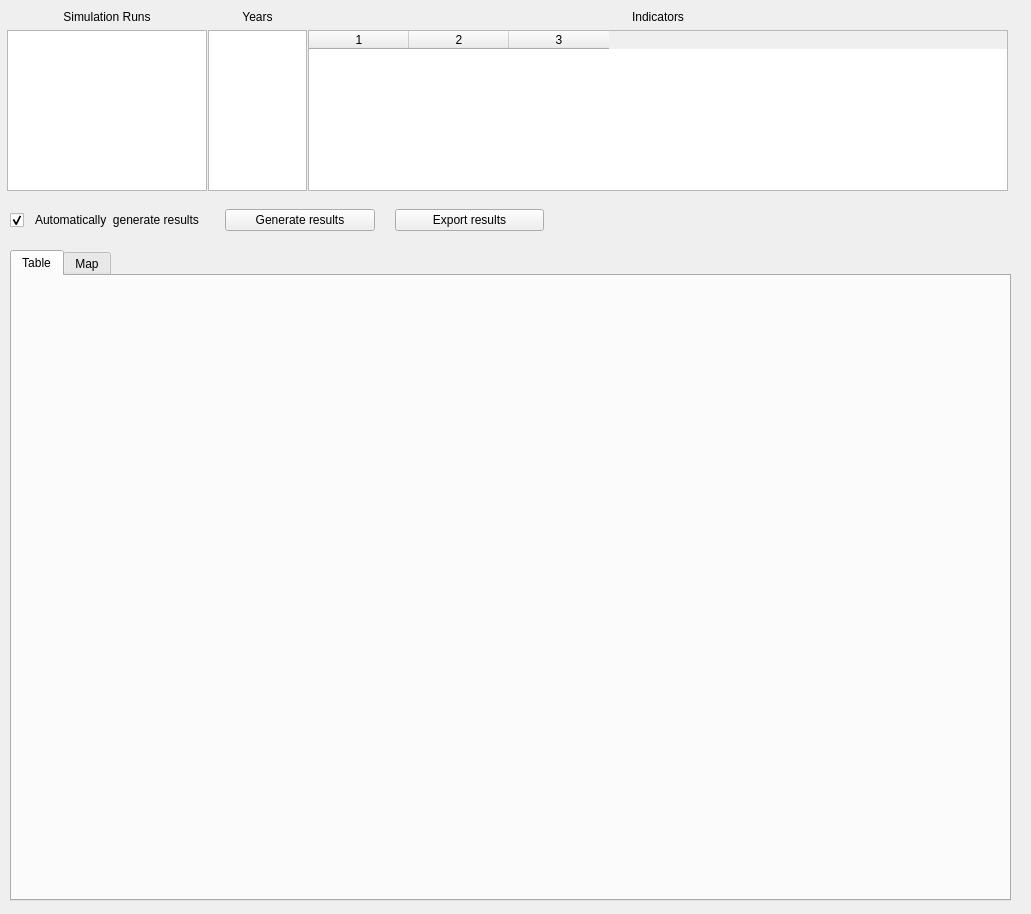
Qt form opus_gui/results/forms/results_browser_new.ui (psrc/urbansim) before a commit.
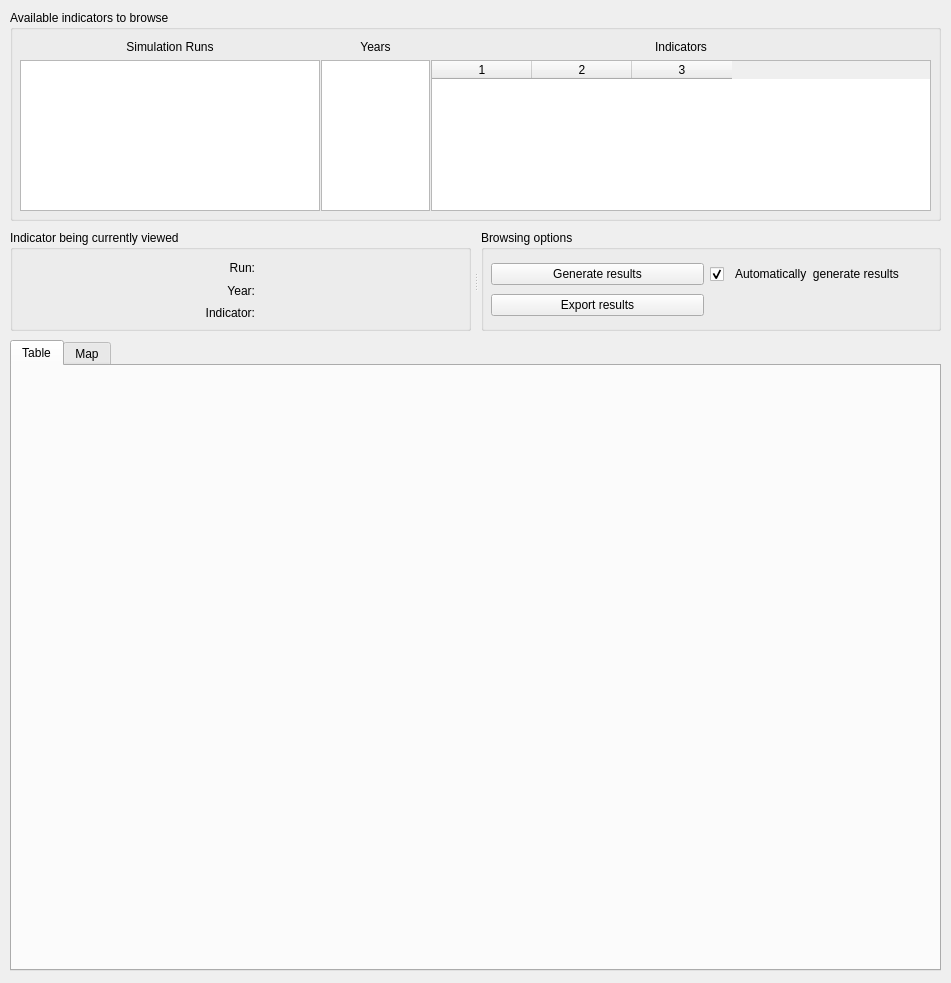
The same form after that commit.

```diff
--- a/opus_gui/results/forms/results_browser_new.ui
+++ b/opus_gui/results/forms/results_browser_new.ui
@@ -5,8 +5,8 @@
    <rect>
     <x>0</x>
     <y>0</y>
-    <width>1031</width>
-    <height>914</height>
+    <width>951</width>
+    <height>983</height>
    </rect>
   </property>
   <property name="sizePolicy" >
@@ -22,14 +22,23 @@
    <property name="geometry" >
     <rect>
      <x>10</x>
-     <y>250</y>
-     <width>1001</width>
-     <height>651</height>
+     <y>340</y>
+     <width>931</width>
+     <height>631</height>
     </rect>
    </property>
+   <property name="sizePolicy" >
+    <sizepolicy vsizetype="Expanding" hsizetype="MinimumExpanding" >
+     <horstretch>0</horstretch>
+     <verstretch>0</verstretch>
+    </sizepolicy>
+   </property>
    <property name="toolTip" >
     <string/>
    </property>
+   <property name="autoFillBackground" >
+    <bool>false</bool>
+   </property>
    <property name="currentIndex" >
     <number>0</number>
    </property>
@@ -38,8 +47,8 @@
      <rect>
       <x>0</x>
       <y>0</y>
-      <width>995</width>
-      <height>622</height>
+      <width>925</width>
+      <height>602</height>
      </rect>
     </property>
     <attribute name="title" >
@@ -60,58 +69,28 @@
     </attribute>
    </widget>
   </widget>
-  <widget class="QWidget" name="horizontalLayoutWidget" >
+  <widget class="QGroupBox" name="groupBox_3" >
    <property name="geometry" >
     <rect>
      <x>10</x>
-     <y>200</y>
-     <width>534</width>
-     <height>41</height>
-    </rect>
-   </property>
-   <layout class="QHBoxLayout" name="horizontalLayout" >
-    <property name="spacing" >
-     <number>20</number>
-    </property>
-    <item>
-     <widget class="QCheckBox" name="cbAutoGen" >
-      <property name="toolTip" >
-       <string/>
-      </property>
-      <property name="text" >
-       <string>  Automatically  generate results</string>
-      </property>
-      <property name="checked" >
-       <bool>true</bool>
-      </property>
-      <property name="tristate" >
-       <bool>false</bool>
-      </property>
-     </widget>
-    </item>
-    <item>
-     <widget class="QPushButton" name="pbnGenerateResults" >
-      <property name="text" >
-       <string>Generate results</string>
-      </property>
-     </widget>
-    </item>
-    <item>
-     <widget class="QPushButton" name="pbnExportResults" >
-      <property name="text" >
-       <string>Export results</string>
-      </property>
-     </widget>
-    </item>
-   </layout>
-  </widget>
-  <widget class="QSplitter" name="splitter" >
-   <property name="geometry" >
-    <rect>
-     <x>7</x>
      <y>10</y>
-     <width>1001</width>
-     <height>181</height>
+     <width>931</width>
+     <height>211</height>
+    </rect>
+   </property>
+   <property name="autoFillBackground" >
+    <bool>true</bool>
+   </property>
+   <property name="title" >
+    <string>Available indicators to browse</string>
+   </property>
+   <widget class="QSplitter" name="splitter" >
+    <property name="geometry" >
+     <rect>
+      <x>10</x>
+      <y>30</y>
+      <width>911</width>
+      <height>171</height>
     </rect>
    </property>
    <property name="orientation" >
@@ -124,6 +103,12 @@
     <layout class="QVBoxLayout" >
      <item>
       <widget class="QLabel" name="label" >
+        <property name="sizePolicy" >
+         <sizepolicy vsizetype="Preferred" hsizetype="MinimumExpanding" >
+          <horstretch>0</horstretch>
+          <verstretch>0</verstretch>
+         </sizepolicy>
+        </property>
        <property name="text" >
         <string>Simulation Runs</string>
        </property>
@@ -134,9 +119,15 @@
      </item>
      <item>
       <widget class="QListWidget" name="lstAvailableRuns" >
+        <property name="sizePolicy" >
+         <sizepolicy vsizetype="Expanding" hsizetype="MinimumExpanding" >
+          <horstretch>0</horstretch>
+          <verstretch>0</verstretch>
+         </sizepolicy>
+        </property>
        <property name="minimumSize" >
         <size>
-         <width>200</width>
+          <width>300</width>
          <height>0</height>
         </size>
        </property>
@@ -151,6 +142,12 @@
     <layout class="QVBoxLayout" name="verticalLayout" >
      <item>
       <widget class="QLabel" name="label_4" >
+        <property name="sizePolicy" >
+         <sizepolicy vsizetype="Preferred" hsizetype="MinimumExpanding" >
+          <horstretch>0</horstretch>
+          <verstretch>0</verstretch>
+         </sizepolicy>
+        </property>
        <property name="minimumSize" >
         <size>
          <width>25</width>
@@ -167,6 +164,12 @@
      </item>
      <item>
       <widget class="QListWidget" name="lstYears" >
+        <property name="sizePolicy" >
+         <sizepolicy vsizetype="Expanding" hsizetype="MinimumExpanding" >
+          <horstretch>0</horstretch>
+          <verstretch>0</verstretch>
+         </sizepolicy>
+        </property>
        <property name="minimumSize" >
         <size>
          <width>40</width>
@@ -184,6 +187,12 @@
     <layout class="QVBoxLayout" name="wdgLayout" >
      <item>
       <widget class="QLabel" name="label_2" >
+        <property name="sizePolicy" >
+         <sizepolicy vsizetype="Preferred" hsizetype="MinimumExpanding" >
+          <horstretch>0</horstretch>
+          <verstretch>0</verstretch>
+         </sizepolicy>
+        </property>
        <property name="text" >
         <string>Indicators</string>
        </property>
@@ -195,14 +204,14 @@
      <item>
       <widget class="QTableWidget" name="tableWidget" >
        <property name="sizePolicy" >
-        <sizepolicy vsizetype="Expanding" hsizetype="Expanding" >
+         <sizepolicy vsizetype="Expanding" hsizetype="MinimumExpanding" >
          <horstretch>37</horstretch>
          <verstretch>0</verstretch>
         </sizepolicy>
        </property>
        <property name="minimumSize" >
         <size>
-         <width>700</width>
+          <width>500</width>
          <height>0</height>
         </size>
        </property>
@@ -239,6 +248,246 @@
       </widget>
      </item>
     </layout>
+    </widget>
+   </widget>
+  </widget>
+  <widget class="QSplitter" name="splitter_2" >
+   <property name="geometry" >
+    <rect>
+     <x>10</x>
+     <y>230</y>
+     <width>931</width>
+     <height>101</height>
+    </rect>
+   </property>
+   <property name="orientation" >
+    <enum>Qt::Horizontal</enum>
+   </property>
+   <property name="handleWidth" >
+    <number>10</number>
+   </property>
+   <widget class="QGroupBox" name="groupBox" >
+    <property name="sizePolicy" >
+     <sizepolicy vsizetype="Minimum" hsizetype="MinimumExpanding" >
+      <horstretch>0</horstretch>
+      <verstretch>0</verstretch>
+     </sizepolicy>
+    </property>
+    <property name="autoFillBackground" >
+     <bool>true</bool>
+    </property>
+    <property name="title" >
+     <string>Indicator being currently viewed</string>
+    </property>
+    <widget class="QWidget" name="gridLayoutWidget" >
+     <property name="geometry" >
+      <rect>
+       <x>10</x>
+       <y>30</y>
+       <width>441</width>
+       <height>61</height>
+      </rect>
+     </property>
+     <layout class="QGridLayout" name="gridLayout" >
+      <item row="0" column="0" >
+       <widget class="QLabel" name="label_3" >
+        <property name="sizePolicy" >
+         <sizepolicy vsizetype="Minimum" hsizetype="Minimum" >
+          <horstretch>0</horstretch>
+          <verstretch>0</verstretch>
+         </sizepolicy>
+        </property>
+        <property name="maximumSize" >
+         <size>
+          <width>16777215</width>
+          <height>16777215</height>
+         </size>
+        </property>
+        <property name="text" >
+         <string>Run:</string>
+        </property>
+        <property name="alignment" >
+         <set>Qt::AlignRight|Qt::AlignTrailing|Qt::AlignVCenter</set>
+        </property>
+       </widget>
+      </item>
+      <item row="1" column="0" >
+       <widget class="QLabel" name="label_5" >
+        <property name="sizePolicy" >
+         <sizepolicy vsizetype="Minimum" hsizetype="Minimum" >
+          <horstretch>0</horstretch>
+          <verstretch>0</verstretch>
+         </sizepolicy>
+        </property>
+        <property name="maximumSize" >
+         <size>
+          <width>16777215</width>
+          <height>16777215</height>
+         </size>
+        </property>
+        <property name="text" >
+         <string>Year:</string>
+        </property>
+        <property name="alignment" >
+         <set>Qt::AlignRight|Qt::AlignTrailing|Qt::AlignVCenter</set>
+        </property>
+       </widget>
+      </item>
+      <item row="2" column="0" >
+       <widget class="QLabel" name="label_6" >
+        <property name="sizePolicy" >
+         <sizepolicy vsizetype="Minimum" hsizetype="Minimum" >
+          <horstretch>0</horstretch>
+          <verstretch>0</verstretch>
+         </sizepolicy>
+        </property>
+        <property name="maximumSize" >
+         <size>
+          <width>16777215</width>
+          <height>16777215</height>
+         </size>
+        </property>
+        <property name="text" >
+         <string>Indicator:</string>
+        </property>
+        <property name="alignment" >
+         <set>Qt::AlignRight|Qt::AlignTrailing|Qt::AlignVCenter</set>
+        </property>
+       </widget>
+      </item>
+      <item row="2" column="1" >
+       <widget class="QLabel" name="lblViewIndicator" >
+        <property name="sizePolicy" >
+         <sizepolicy vsizetype="Minimum" hsizetype="Maximum" >
+          <horstretch>0</horstretch>
+          <verstretch>0</verstretch>
+         </sizepolicy>
+        </property>
+        <property name="text" >
+         <string/>
+        </property>
+       </widget>
+      </item>
+      <item row="1" column="1" >
+       <widget class="QLabel" name="lblViewYear" >
+        <property name="sizePolicy" >
+         <sizepolicy vsizetype="Minimum" hsizetype="Maximum" >
+          <horstretch>0</horstretch>
+          <verstretch>0</verstretch>
+         </sizepolicy>
+        </property>
+        <property name="text" >
+         <string/>
+        </property>
+       </widget>
+      </item>
+      <item row="0" column="1" >
+       <widget class="QLabel" name="lblViewRun" >
+        <property name="sizePolicy" >
+         <sizepolicy vsizetype="Minimum" hsizetype="Maximum" >
+          <horstretch>0</horstretch>
+          <verstretch>0</verstretch>
+         </sizepolicy>
+        </property>
+        <property name="minimumSize" >
+         <size>
+          <width>200</width>
+          <height>0</height>
+         </size>
+        </property>
+        <property name="text" >
+         <string/>
+        </property>
+       </widget>
+      </item>
+     </layout>
+    </widget>
+   </widget>
+   <widget class="QGroupBox" name="groupBox_2" >
+    <property name="sizePolicy" >
+     <sizepolicy vsizetype="Minimum" hsizetype="Preferred" >
+      <horstretch>0</horstretch>
+      <verstretch>0</verstretch>
+     </sizepolicy>
+    </property>
+    <property name="autoFillBackground" >
+     <bool>true</bool>
+    </property>
+    <property name="title" >
+     <string>Browsing options</string>
+    </property>
+    <widget class="QWidget" name="layoutWidget" >
+     <property name="geometry" >
+      <rect>
+       <x>10</x>
+       <y>30</y>
+       <width>431</width>
+       <height>61</height>
+      </rect>
+     </property>
+     <layout class="QGridLayout" name="gridLayout_2" >
+      <item row="0" column="0" >
+       <widget class="QPushButton" name="pbnGenerateResults" >
+        <property name="sizePolicy" >
+         <sizepolicy vsizetype="Fixed" hsizetype="Preferred" >
+          <horstretch>0</horstretch>
+          <verstretch>0</verstretch>
+         </sizepolicy>
+        </property>
+        <property name="minimumSize" >
+         <size>
+          <width>125</width>
+          <height>0</height>
+         </size>
+        </property>
+        <property name="text" >
+         <string>Generate results</string>
+        </property>
+       </widget>
+      </item>
+      <item row="0" column="1" >
+       <widget class="QCheckBox" name="cbAutoGen" >
+        <property name="sizePolicy" >
+         <sizepolicy vsizetype="Fixed" hsizetype="Preferred" >
+          <horstretch>0</horstretch>
+          <verstretch>0</verstretch>
+         </sizepolicy>
+        </property>
+        <property name="toolTip" >
+         <string/>
+        </property>
+        <property name="text" >
+         <string>  Automatically  generate results</string>
+        </property>
+        <property name="checked" >
+         <bool>true</bool>
+        </property>
+        <property name="tristate" >
+         <bool>false</bool>
+        </property>
+       </widget>
+      </item>
+      <item row="1" column="0" >
+       <widget class="QPushButton" name="pbnExportResults" >
+        <property name="sizePolicy" >
+         <sizepolicy vsizetype="Fixed" hsizetype="Preferred" >
+          <horstretch>0</horstretch>
+          <verstretch>0</verstretch>
+         </sizepolicy>
+        </property>
+        <property name="minimumSize" >
+         <size>
+          <width>125</width>
+          <height>0</height>
+         </size>
+        </property>
+        <property name="text" >
+         <string>Export results</string>
+        </property>
+       </widget>
+      </item>
+     </layout>
+    </widget>
    </widget>
   </widget>
  </widget>
```
Left out of the diff: 4 changed lines with no effect on the pictures. Lines whose indentation alone changed are shown as unchanged.
